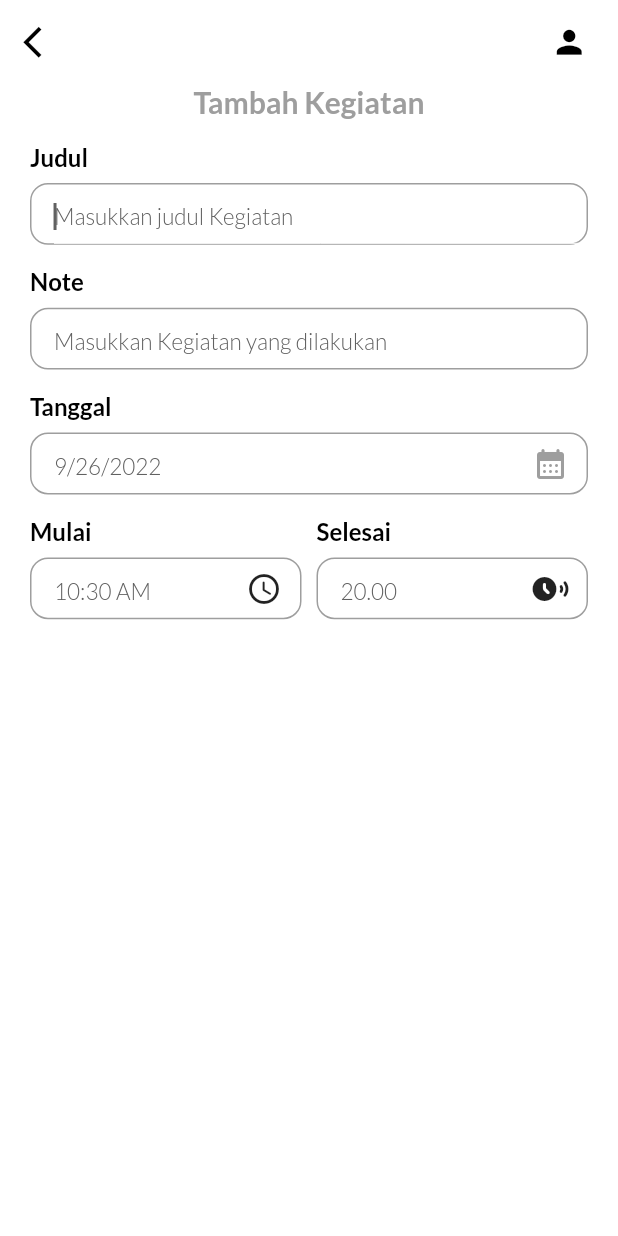
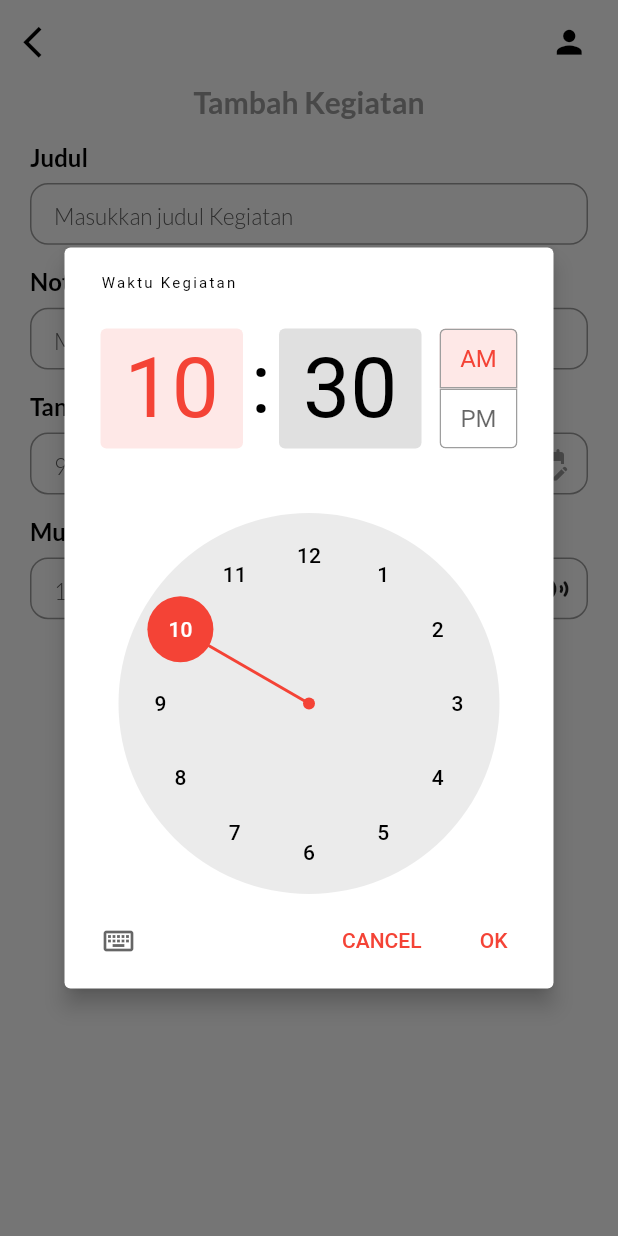
Before and after one commit to arigafiandanu/TodoApp, a Flutter app: the AddTaskUi screen opened directly, after a tap on the "access time" icon, on a phone screen of 412 x 824 dp. Run offline on Flutter 3.47's test engine with Material 2 defaults, Android fonts, the phone set to English and light mode, and no system bars; our stand-ins replace date_picker_timeline, flutter_local_notifications, get, get_storage, google_fonts, timezone; accounts and stored records are empty.

Commit message:
add timepicker

```diff
--- a/lib/services/datepicker_service.dart
+++ b/lib/services/datepicker_service.dart
@@ -1,18 +1,47 @@
+import 'package:date_picker_timeline/date_picker_timeline.dart';
+import 'package:flutter/material.dart';
 import 'package:get/get.dart';
 import 'package:intl/intl.dart';
 
 class DatePickerService extends GetxController {
-  var selectdate = DateTime.now().obs;
+  Rx<DateTime> selectdate = DateTime.now().obs;
+  RxString endTime = "09.00 pm".obs;
+  RxString startTime = DateFormat("hh:mm a").format(DateTime.now()).obs;
 
   var selectTimeNow = DateFormat("hh:mm a").format(DateTime.now()).toString();
   var selectTime = DateFormat("hh:mm a").format(DateTime.now()).toString();
 
-  // void dapatTanggal() {
-  //   showDatePicker(
-  //     context: context,
-  //     initialDate: selectdate,
-  //     firstDate: DateTime(2021),
-  //     lastDate: DateTime(2040),
-  //   );
-  // }
+  void getdatepicker() async {
+    DateTime? pickdate = await showDatePicker(
+      context: Get.context!,
+      initialDate: DateTime.now(),
+      firstDate: DateTime(2018),
+      lastDate: DateTime(2040),
+      helpText: "Masukkan Tanggal Acara Berlangsung",
+    );
+    if (pickdate != null && pickdate != selectdate.value) {
+      selectdate.value = pickdate;
+    } else {
+      print("batal");
+    }
+  }
+
+  void getTimePicker(bool isStartTime) async {
+    var pickTime = await showTimePicker(
+      helpText: "Waktu Kegiatan",
+      context: Get.context!,
+      initialTime: TimeOfDay(
+        hour: int.parse(startTime.value.split(":")[0]),
+        minute: int.parse(startTime.value.split(":")[1].split(" ")[0]),
+      ),
+    );
+    String formattime = pickTime!.format(Get.context!);
+    if (pickTime == null) {
+      print("batal");
+    } else if (isStartTime == true) {
+      startTime.value = formattime;
+    } else if (isStartTime == false) {
+      endTime.value = formattime;
+    }
+  }
 }
--- a/lib/ui/addTask_ui.dart
+++ b/lib/ui/addTask_ui.dart
@@ -1,19 +1,26 @@
 import 'package:agenda_hari_ini/services/addtask_service.dart';
 import 'package:agenda_hari_ini/services/datepicker_service.dart';
 import 'package:agenda_hari_ini/theme/theme.dart';
+import 'package:agenda_hari_ini/widget/datePickerW.dart';
 import 'package:agenda_hari_ini/widget/textFormW.dart';
 import 'package:date_picker_timeline/date_picker_timeline.dart';
 import 'package:flutter/material.dart';
 import 'package:get/get.dart';
 import 'package:intl/intl.dart';
 
-class AddTaskUi extends StatelessWidget {
+class AddTaskUi extends StatefulWidget {
   const AddTaskUi({super.key});
 
+  @override
+  State<AddTaskUi> createState() => _AddTaskUiState();
+}
+
+class _AddTaskUiState extends State<AddTaskUi> {
   @override
   Widget build(BuildContext context) {
     final addTaskSer = Get.put(AddTaskService());
     final datepickS = Get.put(DatePickerService());
+
     return Scaffold(
       backgroundColor: context.theme.backgroundColor,
       appBar: AppBar(
@@ -67,48 +74,41 @@ class AddTaskUi extends StatelessWidget {
                   title: "Tanggal",
                   hint: DateFormat.yMd().format(datepickS.selectdate.value),
                   controller: null,
-                  widget: IconButton(
-                    onPressed: () {
-                      showDatePicker(
-                        context: context,
-                        initialDate: datepickS.selectdate.value,
-                        firstDate: DateTime(2018),
-                        lastDate: DateTime(2040),
-                      ).then((value) {
-                        datepickS.selectdate.value = value!;
-                      });
-                    },
-                    icon: const Icon(
-                      Icons.calendar_month_rounded,
-                      color: Colors.grey,
-                    ),
-                  ),
+                  widget: const DatePickerW(),
                 ),
               ),
               Row(
                 children: [
-                  Expanded(
+                  Obx(
+                    () => Expanded(
                       child: TextFormW(
                         title: "Mulai",
-                      hint: datepickS.selectTimeNow,
+                        hint: datepickS.startTime.value,
                         controller: null,
                         widget: IconButton(
-                        onPressed: () {},
-                        icon: Icon(Icons.access_time_rounded),
+                          onPressed: () {
+                            datepickS.getTimePicker(true);
+                          },
+                          icon: const Icon(Icons.access_time_rounded),
+                        ),
                       ),
                     ),
                   ),
                   const SizedBox(
                     width: 10,
                   ),
-                  Expanded(
+                  Obx(
+                    () => Expanded(
                       child: TextFormW(
                         title: "Selesai",
-                      hint: "20.00",
+                        hint: datepickS.endTime.value,
                         controller: null,
                         widget: IconButton(
-                        onPressed: () {},
-                        icon: Icon(Icons.share_arrival_time_rounded),
+                          onPressed: () {
+                            datepickS.getTimePicker(false);
+                          },
+                          icon: const Icon(Icons.share_arrival_time_rounded),
+                        ),
                       ),
                     ),
                   )
--- /dev/null
+++ b/lib/widget/datePickerW.dart
@@ -0,0 +1,40 @@
+import 'package:agenda_hari_ini/services/datepicker_service.dart';
+import 'package:flutter/material.dart';
+import 'package:get/get.dart';
+
+class DatePickerW extends StatefulWidget {
+  const DatePickerW({super.key});
+
+  @override
+  State<DatePickerW> createState() => _DatePickerWState();
+}
+
+class _DatePickerWState extends State<DatePickerW> {
+  final dateService = Get.put(DatePickerService());
+  @override
+  Widget build(BuildContext context) {
+    return IconButton(
+      icon: const Icon(
+        Icons.edit_calendar_rounded,
+        color: Colors.grey,
+      ),
+      onPressed: () {
+        dateService.getdatepicker();
+      },
+    );
+  }
+
+  // _getdatepicker() async {
+  //   var getdata = await showDatePicker(
+  //     context: context,
+  //     initialDate: DateTime.now(),
+  //     firstDate: DateTime(2018),
+  //     lastDate: DateTime(2040),
+  //   );
+  //   if (getdata != null) {
+  //     dateService.selectdate.value = getdata;
+  //   } else {
+  //     print("batal");
+  //   }
+  // }
+}
```
Also changed, not shown: lib/widget/TimePickerW.dart (added, +10 -0 lines). Lines whose indentation alone changed are shown as unchanged.
